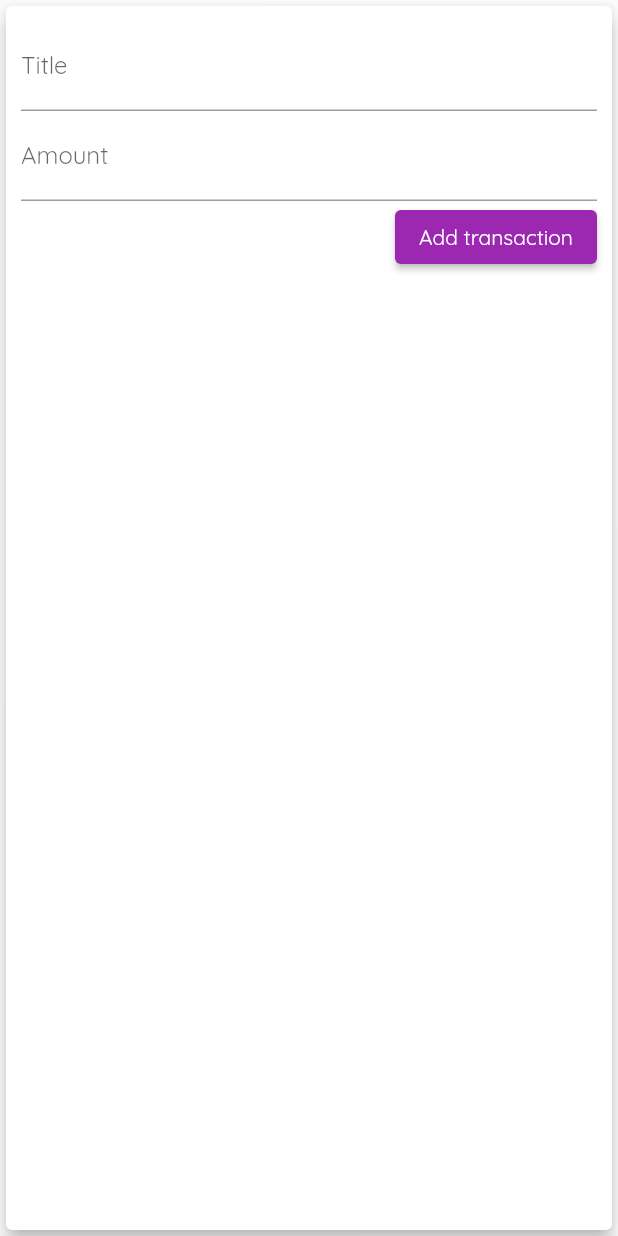
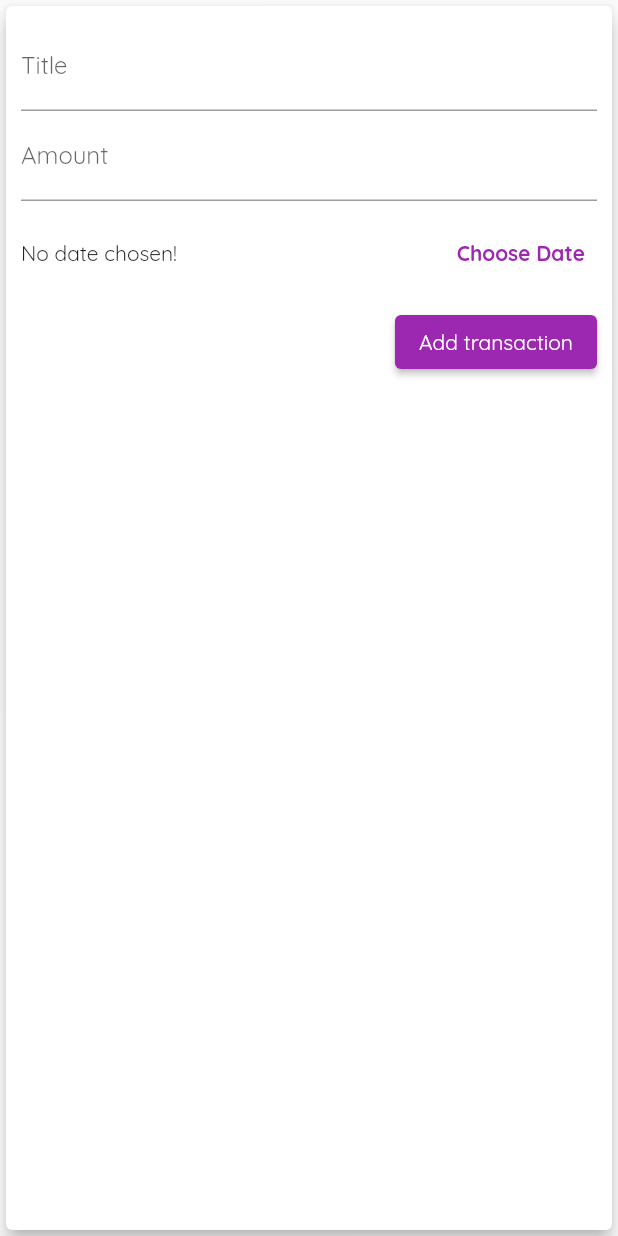
Before and after one commit to Hazrulidham28/money_tracker, a Flutter app: the NewTransaction widget shown alone on an empty page, opened directly with empty values, after a tap on "Add transaction", on a phone screen of 412 x 824 dp. Run offline on Flutter 3.47's test engine with Material 2 defaults, Android fonts, the phone set to English and light mode, and no system bars.

Commit message:
add date picker

```diff
--- a/lib/widgets/new_transaction.dart
+++ b/lib/widgets/new_transaction.dart
@@ -1,4 +1,5 @@
 import 'package:flutter/material.dart';
+import 'package:intl/intl.dart';
 
 class NewTransaction extends StatefulWidget {
   //to pass the function for adding new transactions
@@ -13,13 +14,14 @@ class NewTransaction extends StatefulWidget {
 
 class _NewTransactionState extends State<NewTransaction> {
   //to retrieve input from user
-  final titleController = TextEditingController();
-  final amountController = TextEditingController();
+  final _titleController = TextEditingController();
+  final _amountController = TextEditingController();
+  DateTime? _selectedDate;
 
   //method to submit the data
-  void submitData() {
-    final enteredTitle = titleController.text;
-    final enteredAmount = double.parse(amountController.text);
+  void _submitData() {
+    final enteredTitle = _titleController.text;
+    final enteredAmount = double.parse(_amountController.text);
 
     if (enteredTitle.isEmpty || enteredAmount <= 0) {
       return;
@@ -34,6 +36,36 @@ class _NewTransactionState extends State<NewTransaction> {
     Navigator.of(context).pop();
   }
 
+  //method for date picker
+  void _presentDatePicker() {
+    showDatePicker(
+            //global context property
+            context: context,
+            //intially selected
+            initialDate: DateTime.now(),
+            //first date can be chosen
+            firstDate: DateTime(2019),
+            //last date can be chosen
+            lastDate: DateTime.now())
+        .then((pickedDate) => {
+              if (pickedDate == null)
+                {}
+              else
+                {
+                  //set the state
+                  setState(
+                    () {
+                      _selectedDate = pickedDate;
+                    },
+                  )
+                }
+            });
+
+    //future is a class that are built in dart
+    //allow to create object to give value in future
+    //eg.. need to wait user to pickup value, dont know when the user enter value
+  }
+
   @override
   Widget build(BuildContext context) {
     return Card(
@@ -45,29 +77,51 @@ class _NewTransactionState extends State<NewTransaction> {
             TextField(
               decoration: InputDecoration(labelText: 'Title'),
               //each text field can has controller to control the text
-              controller: titleController,
+              controller: _titleController,
               //  onChanged: (val) {
               //    titleInput = val;
               //  },
             ),
             TextField(
               decoration: InputDecoration(labelText: 'Amount'),
-              controller: amountController,
+              controller: _amountController,
               keyboardType: TextInputType.number,
               //why anonymoust function?
               //just to evade syntax error
               //this called dumping the value
-              onSubmitted: (_) => submitData(),
+              onSubmitted: (_) => _submitData(),
               // onChanged: (val) {
               //  amountInput = val;
               // },
+            ),
+            Container(
+              height: 70,
+              child: Row(
+                children: [
+                  Expanded(
+                    //wrap text with expanded
+                    //to give space
+                    child: Text(
+                      _selectedDate == null
+                          ? 'No date chosen!' //! indicate the usage of ? on declaration
+                          //use string interpolation to add meaningfull data
+                          : 'Picked dated: ${DateFormat.yMd().format(_selectedDate!)}',
+                    ),
+                  ),
+                  TextButton(
+                    onPressed: _presentDatePicker,
+                    child: Text('Choose Date',
+                        style: TextStyle(fontWeight: FontWeight.bold)),
+                  ),
+                ],
+              ),
             ),
             Container(
               alignment: Alignment.bottomRight,
               child: ElevatedButton(
                 onPressed: () {
                   //execute function submitData()
-                  submitData();
+                  _submitData();
                 },
                 child: const Text('Add transaction'),
               ),
```
